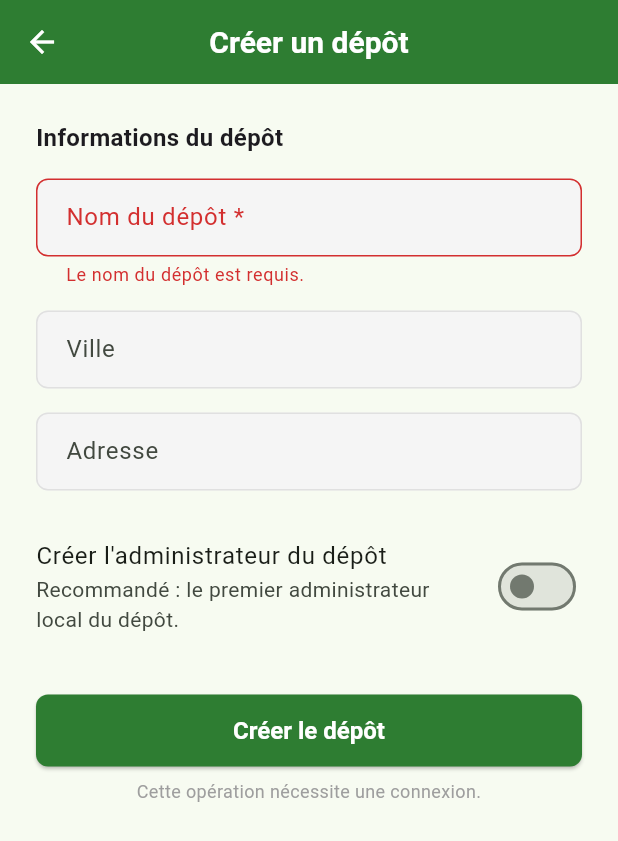
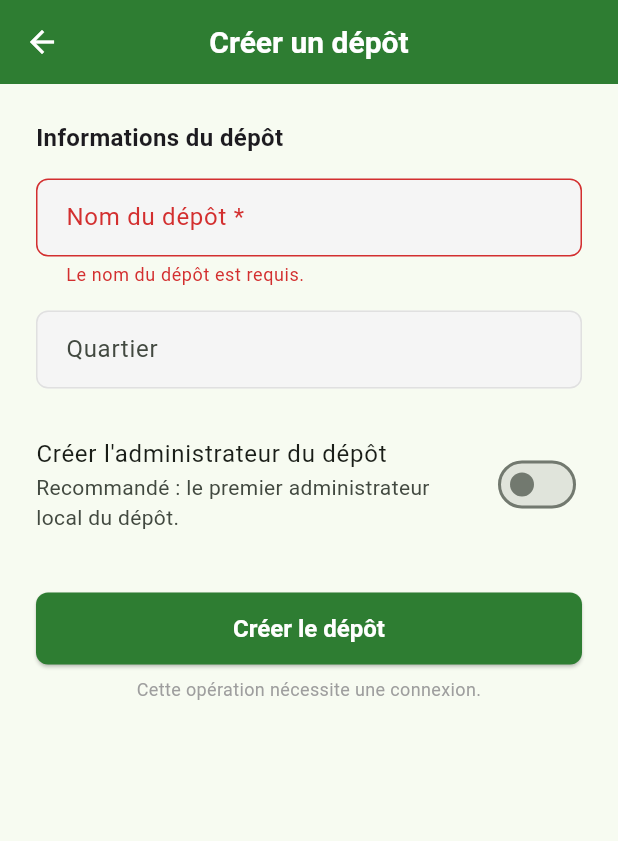
Before and after one commit to marabout-code/depot, a Flutter app: the DepotFormScreen screen opened directly, after a tap on "Créer le dépôt", on a phone screen of 412 x 824 dp. Shown: the top 841 px of the screen. Run offline on Flutter 3.47's test engine with Material 3 defaults, Android fonts, the phone set to English and light mode, and no system bars; our stand-ins replace connectivity_plus, drift, drift_flutter, file_picker, flutter_riverpod, flutter_secure_storage and 3 more; missing offline and left inert: bcrypt; accounts and stored records are empty; generated files the repository leaves out were written again; network calls fail.

Commit message:
refactor(depots): label depot area 'quartier' and drop address
The depot form now collects a Quartier instead of Ville and no longer collects an address. The value keeps using the existing city column/key, so no migration is needed; address is removed from DepotModel, the detail card, the list subtitle and the demo seeds.

```diff
--- a/lib/core/services/demo_data_service.dart
+++ b/lib/core/services/demo_data_service.dart
@@ -217,7 +217,6 @@ class DemoDataService {
         id: depot1Id,
         name: 'Dépôt Central',
         city: 'Douala',
-        address: 'Rue des Palmiers, Bonabéri',
         status: DepotModel.statusActive,
         createdAt: now,
       ).toMap(),
@@ -230,7 +229,6 @@ class DemoDataService {
         id: depot2Id,
         name: 'Dépôt Yaoundé',
         city: 'Yaoundé',
-        address: 'Avenue Kennedy, Centre',
         status: DepotModel.statusActive,
         createdAt: now,
       ).toMap(),
@@ -245,7 +243,6 @@ class DemoDataService {
         id: depot3Id,
         name: 'Dépôt Bafoussam',
         city: 'Bafoussam',
-        address: 'Route de Foumban',
         status: DepotModel.statusInactive,
         createdAt: now,
       ).toMap(),
--- a/lib/features/superadmin/depot_detail_screen.dart
+++ b/lib/features/superadmin/depot_detail_screen.dart
@@ -232,14 +232,9 @@ class _InfoCard extends StatelessWidget {
         crossAxisAlignment: CrossAxisAlignment.start,
         children: [
           _InfoRow(
-            icon: Icons.location_city,
-            label: 'Ville',
+            icon: Icons.place_outlined,
+            label: 'Quartier',
             value: depot.city.isEmpty ? '—' : depot.city,
-          ),
-          _InfoRow(
-            icon: Icons.place_outlined,
-            label: 'Adresse',
-            value: depot.address.isEmpty ? '—' : depot.address,
           ),
           _InfoRow(
             icon: Icons.event,
--- a/lib/features/superadmin/depot_form_screen.dart
+++ b/lib/features/superadmin/depot_form_screen.dart
@@ -27,7 +27,6 @@ class _DepotFormScreenState extends ConsumerState<DepotFormScreen> {
 
   final _nameController = TextEditingController();
   final _cityController = TextEditingController();
-  final _addressController = TextEditingController();
   final _adminNameController = TextEditingController();
   String _adminPin = '';
   String _adminPinConfirm = '';
@@ -42,7 +41,6 @@ class _DepotFormScreenState extends ConsumerState<DepotFormScreen> {
     if (depot != null) {
       _nameController.text = depot.name;
       _cityController.text = depot.city;
-      _addressController.text = depot.address;
     }
   }
 
@@ -50,7 +48,6 @@ class _DepotFormScreenState extends ConsumerState<DepotFormScreen> {
   void dispose() {
     _nameController.dispose();
     _cityController.dispose();
-    _addressController.dispose();
     _adminNameController.dispose();
     super.dispose();
   }
@@ -71,7 +68,6 @@ class _DepotFormScreenState extends ConsumerState<DepotFormScreen> {
         id: widget.existing!.id,
         name: _nameController.text,
         city: _cityController.text,
-        address: _addressController.text,
       );
       if (!mounted) return;
       if (error != null) {
@@ -91,7 +87,6 @@ class _DepotFormScreenState extends ConsumerState<DepotFormScreen> {
     final result = await notifier.createDepot(
       name: _nameController.text,
       city: _cityController.text,
-      address: _addressController.text,
       adminName: _withAdmin ? _adminNameController.text : null,
       adminPin: _withAdmin ? _adminPin : null,
     );
@@ -160,17 +155,7 @@ class _DepotFormScreenState extends ConsumerState<DepotFormScreen> {
                   controller: _cityController,
                   textCapitalization: TextCapitalization.words,
                   decoration: const InputDecoration(
-                    labelText: 'Ville',
-                    border: OutlineInputBorder(
-                      borderRadius: BorderRadius.all(Radius.circular(12)),
-                    ),
-                  ),
-                ),
-                const SizedBox(height: 16),
-                TextFormField(
-                  controller: _addressController,
-                  decoration: const InputDecoration(
-                    labelText: 'Adresse',
+                    labelText: 'Quartier',
                     border: OutlineInputBorder(
                       borderRadius: BorderRadius.all(Radius.circular(12)),
                     ),
--- a/lib/models/depot_model.dart
+++ b/lib/models/depot_model.dart
@@ -8,7 +8,6 @@ class DepotModel {
   final String id;
   final String name;
   final String city;
-  final String address;
   final String status;
   final DateTime createdAt;
 
@@ -16,7 +15,6 @@ class DepotModel {
     required this.id,
     required this.name,
     this.city = '',
-    this.address = '',
     this.status = statusActive,
     DateTime? createdAt,
   }) : createdAt = createdAt ?? DateTime.now();
@@ -33,7 +31,6 @@ class DepotModel {
       'id': id,
       'name': name,
       'city': city,
-      'address': address,
       'status': status,
       'createdAt': createdAt.toIso8601String(),
     };
@@ -44,7 +41,6 @@ class DepotModel {
       id: map['id'] as String,
       name: map['name'] as String,
       city: (map['city'] as String?) ?? '',
-      address: (map['address'] as String?) ?? '',
       status: (map['status'] as String?) ?? 'active',
       createdAt: DateTime.tryParse(map['createdAt'] as String? ?? ''),
     );
@@ -54,7 +50,6 @@ class DepotModel {
     String? id,
     String? name,
     String? city,
-    String? address,
     String? status,
     DateTime? createdAt,
   }) {
@@ -62,7 +57,6 @@ class DepotModel {
       id: id ?? this.id,
       name: name ?? this.name,
       city: city ?? this.city,
-      address: address ?? this.address,
       status: status ?? this.status,
       createdAt: createdAt ?? this.createdAt,
     );
```
Also changed, not shown: lib/features/superadmin/depot_list_screen.dart (+3 -4 lines), lib/providers/depot_provider.dart (+1 -7 lines), 1 other file.
